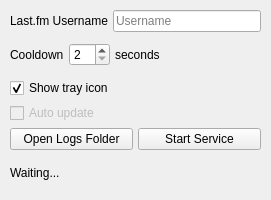
Qt form ui/settings.ui (androidWG/Discord.fm) before a commit.
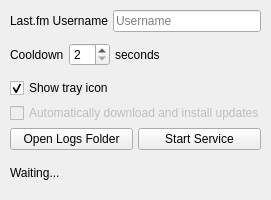
The same form after that commit.

Commit message: Fixed cooldown again

```diff
--- a/ui/settings.ui
+++ b/ui/settings.ui
@@ -111,7 +111,7 @@
         <bool>false</bool>
        </property>
        <property name="text">
-        <string comment="AutoUpdateChkLabel">Auto update</string>
+        <string comment="AutoUpdateChkLabel">Automatically download and install updates</string>
        </property>
        <property name="checkable">
         <bool>false</bool>
```
The commit also changes 1 other file.
